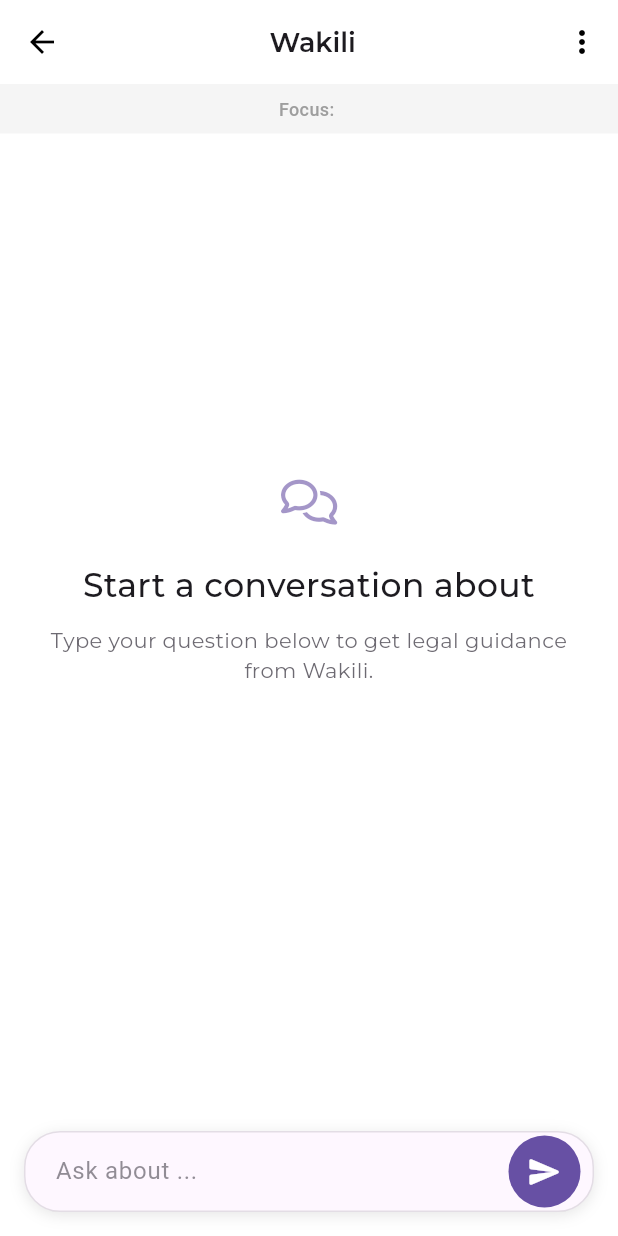
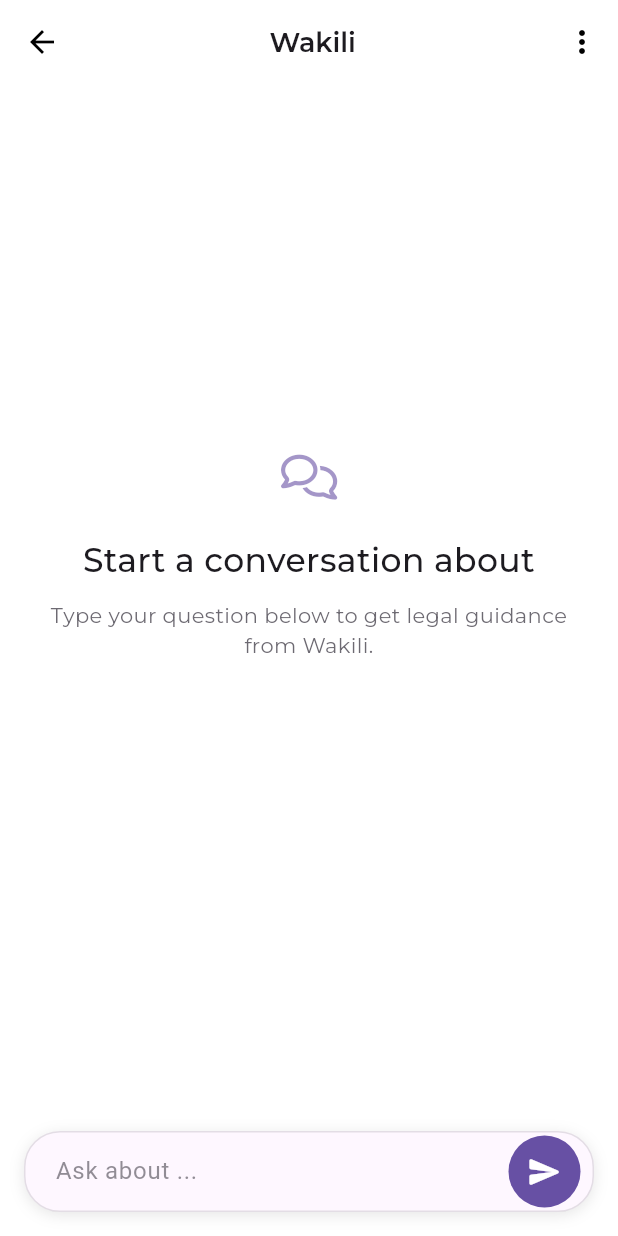
Before and after one commit to bryann54/wakili, a Flutter app: the CategoryChatScreen screen opened directly with empty values, on a phone screen of 412 x 824 dp. Run offline on Flutter 3.47's test engine with Material 3 defaults, Android fonts, the phone set to English and light mode, and no system bars; drawn by our look-alikes of flutter_animate; our stand-ins replace auto_route, bloc, cached_network_image, cloud_firestore, dartz, dio and 19 more; accounts and stored records are empty.

Commit message:
empty widget UI refactoring

```diff
--- a/analysis_options.yaml
+++ b/analysis_options.yaml
@@ -7,6 +7,9 @@
 
 # The following line activates a set of recommended lints for Flutter apps,
 # packages, and plugins designed to encourage good coding practices.
+analyzer:
+  errors:
+    depend_on_referenced_packages: ignore
 include: package:flutter_lints/flutter.yaml
 
 linter:
--- a/lib/features/chat_history/presentation/pages/chat_history_screen.dart
+++ b/lib/features/chat_history/presentation/pages/chat_history_screen.dart
@@ -129,7 +129,7 @@ class _ChatHistoryScreenState extends State<ChatHistoryScreen>
 
     showDialog(
       context: context,
-      builder: (context) => AlertDialog(
+      builder: (context) => AlertDialog.adaptive(
         shape: RoundedRectangleBorder(borderRadius: BorderRadius.circular(16)),
         title: const Text('Delete Conversation'),
         content: Text(
--- a/lib/features/wakili/presentation/pages/category_chat_screen.dart
+++ b/lib/features/wakili/presentation/pages/category_chat_screen.dart
@@ -9,10 +9,9 @@ import 'package:wakili/features/wakili/presentation/widgets/chat_message_widget.
 import 'package:wakili/features/wakili/data/models/legal_category.dart';
 import 'package:wakili/features/wakili/presentation/widgets/chat_input_field.dart';
 import 'package:wakili/features/wakili/presentation/widgets/chat_typing_indicator.dart';
-import 'package:wakili/features/wakili/presentation/widgets/category_focus_bar.dart';
 import 'package:wakili/common/helpers/app_router.gr.dart';
-import 'package:wakili/features/wakili/presentation/widgets/chat_empty_state.dart'; // Import the new empty state widget
-import 'package:google_fonts/google_fonts.dart'; // Ensure this is imported for GoogleFonts
+import 'package:wakili/features/wakili/presentation/widgets/chat_empty_state.dart';
+import 'package:google_fonts/google_fonts.dart';
 
 @RoutePage()
 class CategoryChatScreen extends StatefulWidget {
@@ -158,13 +157,7 @@ class _CategoryChatScreenState extends State<CategoryChatScreen>
           ),
           body: Column(
             children: [
-              Hero(
-                tag: 'category_card_${widget.category.title}',
-                child: Material(
-                  color: Colors.transparent,
-                  child: CategoryFocusBar(category: widget.category),
-                ),
-              ),
+
               Expanded(
                 child: BlocConsumer<WakiliBloc, WakiliState>(
                   listener: (context, state) {
--- a/lib/features/wakili/presentation/widgets/category_focus_bar.dart
+++ /dev/null
@@ -1,30 +0,0 @@
-import 'package:flutter/material.dart';
-import 'package:wakili/features/wakili/data/models/legal_category.dart';
-
-class CategoryFocusBar extends StatelessWidget {
-  final LegalCategory category;
-
-  const CategoryFocusBar({super.key, required this.category});
-
-  @override
-  Widget build(BuildContext context) {
-    return Container(
-      width: double.infinity,
-      padding: const EdgeInsets.symmetric(horizontal: 16, vertical: 8),
-      color: category.color.withValues(alpha: 0.1),
-      child: Row(
-        mainAxisAlignment: MainAxisAlignment.center,
-        children: [
-          Text(
-            'Focus: ${category.title}',
-            style: TextStyle(
-              fontSize: 12,
-              fontWeight: FontWeight.w500,
-              color: category.color,
-            ),
-          ),
-        ],
-      ),
-    );
-  }
-}
--- a/lib/features/wakili/presentation/widgets/chat_empty_state.dart
+++ b/lib/features/wakili/presentation/widgets/chat_empty_state.dart
@@ -27,7 +27,7 @@ class ChatEmptyState extends StatelessWidget {
             FaIcon(
            FontAwesomeIcons.comments,
               size: 30,
-              color: colorScheme.primary.withOpacity(0.6),
+              color: colorScheme.primary.withValues(alpha: 0.6),
             )
                 .animate()
                 .scale(
@@ -61,7 +61,7 @@ class ChatEmptyState extends StatelessWidget {
               'Type your question below to get legal guidance from Wakili.',
               style: GoogleFonts.montserrat(
                 fontSize: 14,
-                color: colorScheme.onSurfaceVariant.withOpacity(0.8),
+                color: colorScheme.onSurfaceVariant.withValues(alpha: 0.8),
               ),
               textAlign: TextAlign.center,
             )
```
Also changed, not shown: lib/features/account/presentation/widgets/logout_button_widget.dart (+5 -4 lines), lib/features/chat_history/presentation/widgets/chat_conversation_card.dart (+13 -13 lines), .github/workflows/CI.yaml.
